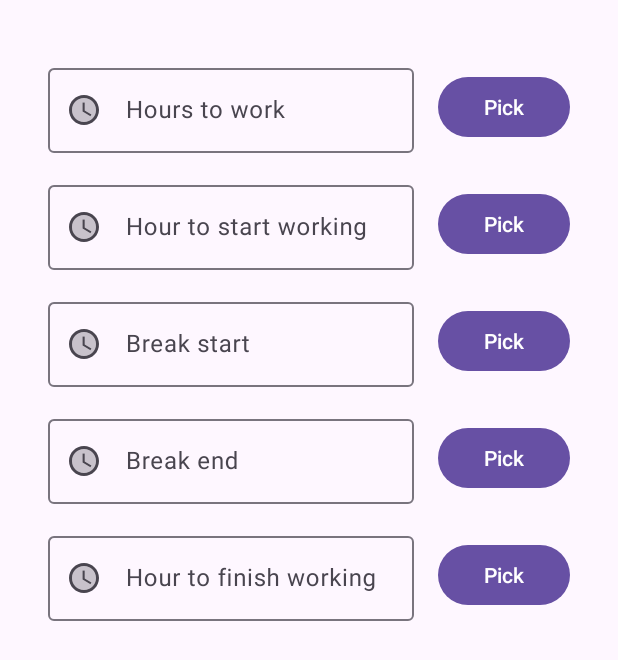
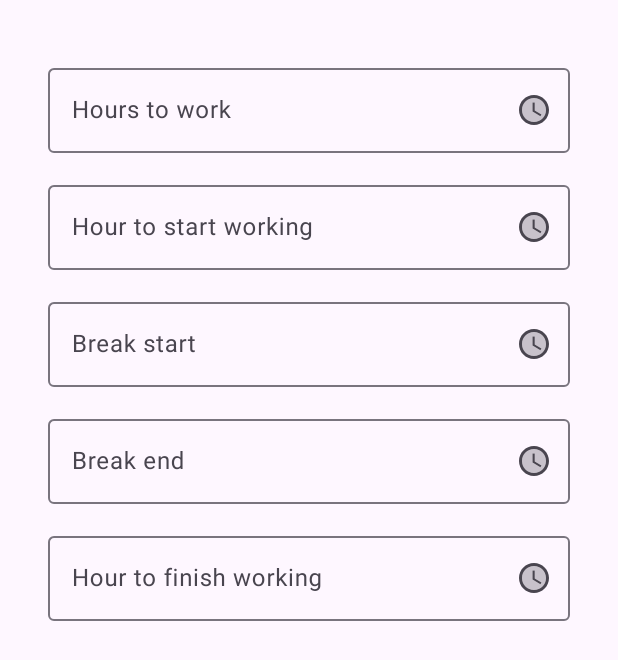
Before and after one commit to Bleeping-Dragon/Twiftly, an Android app: the WorkingHoursPage screen opened through its navigation route, on a phone screen of 412 x 824 dp. Shown: the top 660 px of the screen. Run offline under Robolectric (Android 15) with nearby library versions, the phone set to English and light mode, and no system bars.

Commit message:
Reworked inputs.

```diff
--- a/app/src/main/java/com/bleepingdragon/twiftly/WorkingHoursPage.kt
+++ b/app/src/main/java/com/bleepingdragon/twiftly/WorkingHoursPage.kt
@@ -44,27 +44,27 @@ class WorkingHoursPage : Fragment() {
         _binding = FragmentWorkingHoursPageBinding.inflate(inflater, container, false)
 
         binding.hoursToWorkLayout.textInputLayout.hint = "Hours to work"
-        binding.hoursToWorkLayout.pickerButton.setOnClickListener {
+        binding.hoursToWorkLayout.textInputLayout.setEndIconOnClickListener {
             pickTimeForInput(binding.hoursToWorkLayout.textInputLayout)
         }
 
         binding.startAtLayout.textInputLayout.hint = "Hour to start working"
-        binding.startAtLayout.pickerButton.setOnClickListener {
+        binding.startAtLayout.textInputLayout.setEndIconOnClickListener {
             pickTimeForInput(binding.startAtLayout.textInputLayout)
         }
 
         binding.breakStartLayout.textInputLayout.hint = "Break start"
-        binding.breakStartLayout.pickerButton.setOnClickListener {
+        binding.breakStartLayout.textInputLayout.setEndIconOnClickListener {
             pickTimeForInput(binding.breakStartLayout.textInputLayout)
         }
 
         binding.breakEndLayout.textInputLayout.hint = "Break end"
-        binding.breakEndLayout.pickerButton.setOnClickListener {
+        binding.breakEndLayout.textInputLayout.setEndIconOnClickListener {
             pickTimeForInput(binding.breakEndLayout.textInputLayout)
         }
 
         binding.finishAtLayout.textInputLayout.hint = "Hour to finish working"
-        binding.finishAtLayout.pickerButton.setOnClickListener {
+        binding.finishAtLayout.textInputLayout.setEndIconOnClickListener {
             pickTimeForInput(binding.finishAtLayout.textInputLayout)
         }
 
--- a/app/src/main/res/layout/hours_setting_layout.xml
+++ b/app/src/main/res/layout/hours_setting_layout.xml
@@ -11,12 +11,13 @@
         android:layout_height="wrap_content"
         android:layout_marginTop="8dp"
         android:layout_marginBottom="8dp"
+        app:endIconContentDescription="test"
+        app:endIconDrawable="@drawable/twotone_access_time_24"
+        app:endIconMode="custom"
         app:layout_constraintBottom_toBottomOf="parent"
-        app:layout_constraintEnd_toStartOf="@+id/pickerButton"
+        app:layout_constraintEnd_toEndOf="parent"
         app:layout_constraintStart_toStartOf="parent"
-        app:layout_constraintTop_toTopOf="parent"
-        app:startIconContentDescription="test"
-        app:startIconDrawable="@drawable/twotone_access_time_24">
+        app:layout_constraintTop_toTopOf="parent">
 
         <com.google.android.material.textfield.TextInputEditText
             android:layout_width="match_parent"
@@ -26,18 +27,4 @@
 
     </com.google.android.material.textfield.TextInputLayout>
 
-    <Button
-        android:id="@+id/pickerButton"
-        android:layout_width="wrap_content"
-        android:layout_height="wrap_content"
-        android:layout_marginStart="16dp"
-        android:layout_marginTop="8dp"
-        android:layout_marginBottom="8dp"
-        android:layout_weight="1"
-        android:text="Pick"
-        app:layout_constraintBottom_toBottomOf="parent"
-        app:layout_constraintEnd_toEndOf="parent"
-        app:layout_constraintStart_toEndOf="@+id/textInputLayout"
-        app:layout_constraintTop_toTopOf="parent" />
-
 </androidx.constraintlayout.widget.ConstraintLayout>
```
